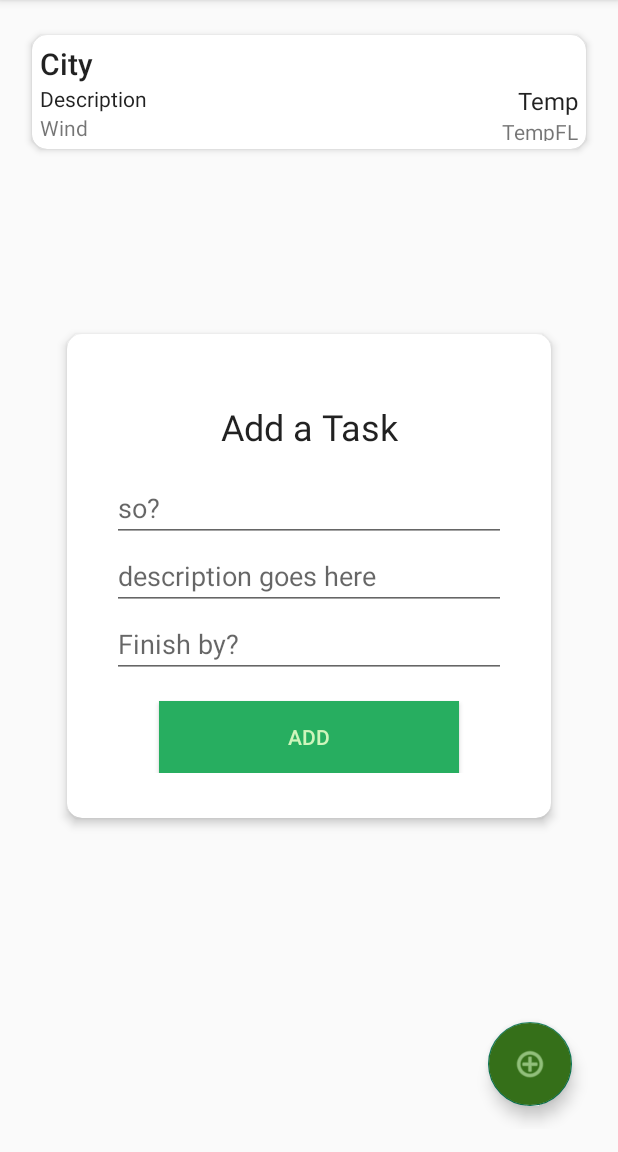
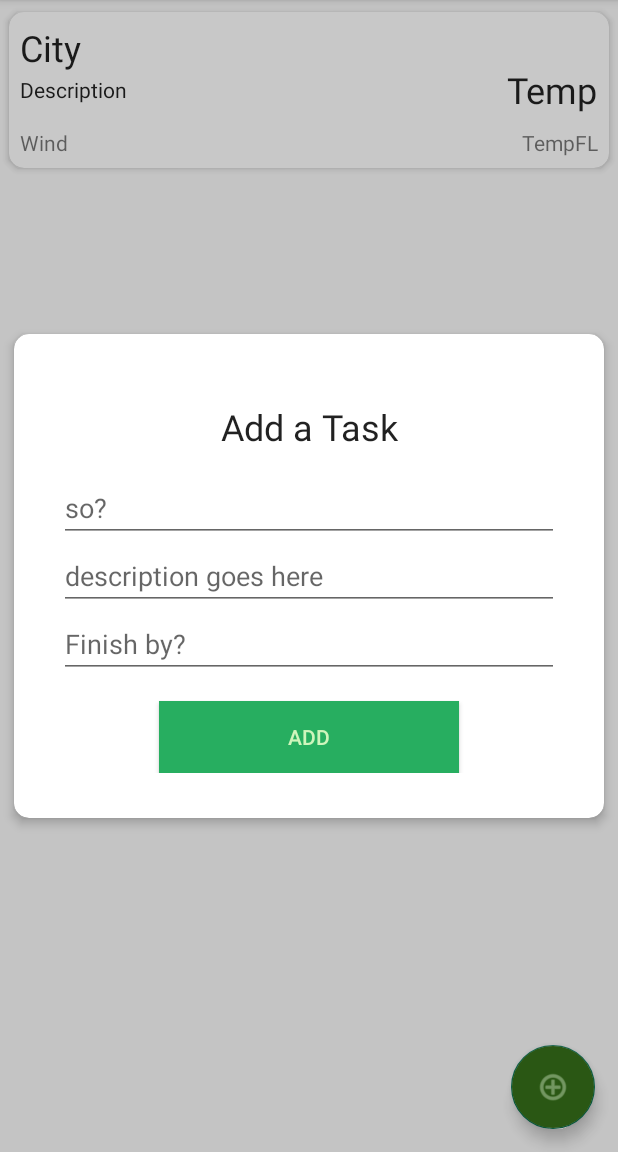
Before and after one commit to srsMADCAT/TaskManagerApp, an Android app: the screen it shows after launch (MainActivity), after a tap on an icon or button, on a phone screen of 412 x 824 dp, the part 84-1236 px from its top. Run offline under Robolectric (Android 15) with nearby library versions, the phone set to English and light mode, and no system bars; our stand-ins replace Picasso, Room's generated code, RxJava; pictures from the network do not load; 5 statements that could not run were skipped.

Commit message:
Added RXjava2 in place of standart Call. Design tweaks.

```diff
--- a/app/src/main/java/com/example/taskmanagerapp/AddTaskFrag.java
+++ b/app/src/main/java/com/example/taskmanagerapp/AddTaskFrag.java
@@ -96,7 +96,7 @@ public class AddTaskFrag extends Fragment {
             @Override
             protected void onPostExecute(Void aVoid) {
                 super.onPostExecute(aVoid);
-//                startActivity(new Intent(getActivity().getApplicationContext(), MainActivity.class));
+
                 AddTaskFrag fragment = (AddTaskFrag) getFragmentManager().findFragmentById(R.id.fragmentContainer);
                 if (fragment != null){
                     FragmentTransaction fragmentTransaction = getFragmentManager().beginTransaction();
--- a/app/src/main/java/com/example/taskmanagerapp/MainActivity.java
+++ b/app/src/main/java/com/example/taskmanagerapp/MainActivity.java
@@ -1,31 +1,26 @@
 package com.example.taskmanagerapp;
 
-import android.Manifest;
-import android.app.Activity;
-import android.content.Context;
 import android.content.pm.PackageManager;
-import android.location.Location;
-import android.location.LocationListener;
-import android.location.LocationManager;
 import android.os.AsyncTask;
 import android.os.Bundle;
 import android.util.Log;
 import android.view.View;
-import android.view.WindowManager;
-import android.view.inputmethod.InputMethodManager;
 import android.widget.ImageView;
 import android.widget.TextView;
+import android.widget.Toast;
 
 import com.example.taskmanagerapp.db.DatabaseClient;
 import com.example.taskmanagerapp.db.Task;
 import com.example.taskmanagerapp.weatherForecast.GpsTracker;
-import com.example.taskmanagerapp.weatherForecast.WeatherAPI;
-import com.example.taskmanagerapp.weatherForecast.WeatherService;
+import com.example.taskmanagerapp.weatherForecast.OpenWeatherInterface;
+import com.example.taskmanagerapp.weatherForecast.POJO.WheatherData;
+import com.example.taskmanagerapp.weatherForecast.RetrofitAdapter;
 import com.google.android.material.floatingactionbutton.FloatingActionButton;
 import com.squareup.picasso.Picasso;
 
+import java.text.DecimalFormat;
+import java.text.NumberFormat;
 import java.text.SimpleDateFormat;
-import java.util.Calendar;
 import java.util.List;
 
 import androidx.appcompat.app.AppCompatActivity;
@@ -36,10 +31,11 @@ import androidx.fragment.app.FragmentManager;
 import androidx.fragment.app.FragmentTransaction;
 import androidx.recyclerview.widget.LinearLayoutManager;
 import androidx.recyclerview.widget.RecyclerView;
-import retrofit2.Call;
-import retrofit2.Callback;
-import retrofit2.Response;
 
+import io.reactivex.Observable;
+import io.reactivex.android.schedulers.AndroidSchedulers;
+import io.reactivex.schedulers.Schedulers;
+import retrofit2.Retrofit;
 
 public class MainActivity extends AppCompatActivity {
 
@@ -49,8 +45,8 @@ public class MainActivity extends AppCompatActivity {
     private ImageView wcIcon;
     private CardView cardView;
     private TextView wcTemp, wcTemFL, wcCity, wcDesc, wcWind, currentDate;
-    private WeatherAPI.ApiInterface api;
     private GpsTracker gpsTracker;
+    Retrofit retrofit;
 
     @Override
     protected void onCreate(Bundle savedInstanceState) {
@@ -78,9 +74,6 @@ public class MainActivity extends AppCompatActivity {
         wcIcon = (ImageView) findViewById(R.id.whether_icon);
         currentDate = (TextView) findViewById(R.id.currentDate);
 
-
-        api = WeatherAPI.getClient().create(WeatherAPI.ApiInterface.class);
-
         addTask.setOnClickListener(new View.OnClickListener() {
             @Override
             public void onClick(View v) {
@@ -91,6 +84,8 @@ public class MainActivity extends AppCompatActivity {
                 }
             }
         });
+
+        retrofit = new RetrofitAdapter().getClient();
 
         getTasks();
         getWeather();
@@ -149,47 +144,52 @@ public class MainActivity extends AppCompatActivity {
     }
 
     private void getWeather() {
-        final Double latitude = getLocation()[1];
-        final Double longitude = getLocation()[0];
+        final String latitude = Double.toString(getLocation()[0]);
+        final String longitude = Double.toString(getLocation()[1]);
 
-//        Double latitude = 48.9215;
-//        Double longitude = 24.7097;
         String units = "metric";
-        String key = WeatherAPI.KEY;
+        String key = RetrofitAdapter.KEY;
 
         Log.d(TAG, "OK");
 
-        // get weather for today
-        Call<WeatherService> callToday = api.getToday(longitude, latitude, units, key);
-        callToday.enqueue(new Callback<WeatherService>() {
-            @Override
-            public void onResponse(Call<WeatherService> call, Response<WeatherService> response) {
-                Log.e(TAG, "onResponse");
-                WeatherService data = response.body();
-                //Log.d(TAG,response.toString());
-                //Log.d(TAG, String.valueOf(latitude));
+        OpenWeatherInterface openWeatherInterface = retrofit.create(OpenWeatherInterface.class);
 
-                if (response.isSuccessful()) {
-                    SimpleDateFormat sdf = new SimpleDateFormat("hh:mm a");
-                    Log.d(TAG, data.getCity());
-                    wcCity.setText(data.getCity());
-                    wcDesc.setText(data.getDescription());
-                    wcTemp.setText(data.getTempWithDegree());
-                    wcTemFL.setText("Feels like " + data.getTempFeelsLike() + "\u00b0");
-                    wcWind.setText("Wind speed: " + data.getWindSpeed());
-                    currentDate.setText((String.valueOf(sdf.format(data.getDate().getTime()))));
-                    Picasso.with(MainActivity.this).load(data.getIconUrl()).into(wcIcon);
-                }
-            }
+        Observable<WheatherData> weatherObservable = openWeatherInterface.getWeatherData(latitude, longitude, units, key);
 
-            @Override
-            public void onFailure(Call<WeatherService> call, Throwable t) {
-                Log.e(TAG, "onFailure");
-                Log.e(TAG, t.toString());
-            }
-        });
+        weatherObservable.subscribeOn(Schedulers.newThread())
+                .observeOn(AndroidSchedulers.mainThread())
+                .subscribe(this::handleResults, this::handleErorrs);
+
 
     }
+
+
+    private void handleResults(WheatherData wheatherData) {
+        SimpleDateFormat sdf = new SimpleDateFormat("hh:mm a");
+        NumberFormat numberFormat = DecimalFormat.getInstance();
+        numberFormat.setMaximumFractionDigits(0);
+
+        String url = "http://openweathermap.org/img/wn/" + wheatherData.getWeather().get(0).getIcon() + "@4x.png";
+
+        wcCity.setText(wheatherData.getName());
+        wcDesc.setText(wheatherData.getWeather().get(0).getDescription().toUpperCase());
+        wcTemp.setText(numberFormat.format(wheatherData.getMain().getTemp()) + "\u00b0");
+        wcTemFL.setText("Feels like " + numberFormat.format(wheatherData.getMain().getFeels_like()) + "\u00b0");
+        wcWind.setText("Wind speed: " + wheatherData.getWind().getSpeed().toString() + " mps");
+        currentDate.setText(String.valueOf(sdf.format(wheatherData.getDate().getTime())));
+        Picasso.with(MainActivity.this).load(url).into(wcIcon);
+
+        Log.d(TAG, url);
+        Log.d(TAG,  wheatherData.getWeather().get(0).getIcon());
+
+    }
+
+    private void handleErorrs(Throwable throwable) {
+        Toast.makeText(this, "ERROR IN FETCHING API RESPONSE. Try again",
+                Toast.LENGTH_LONG).show();
+        Log.e(TAG, throwable.toString());
+    }
+
 
     public double[] getLocation(){
         double latitude = 0, longitude = 0;
--- a/app/src/main/java/com/example/taskmanagerapp/weatherForecast/WeatherAPI.java
+++ /dev/null
@@ -1,33 +0,0 @@
-package com.example.taskmanagerapp.weatherForecast;
-
-import retrofit2.Call;
-import retrofit2.Retrofit;
-import retrofit2.converter.gson.GsonConverterFactory;
-import retrofit2.http.GET;
-import retrofit2.http.Query;
-
-public class WeatherAPI {
-    public static String KEY = "6c99302134793d74e1d812832ae6b160";
-    public static final String BASE_URL = "http://api.openweathermap.org/data/2.5/";
-    private static Retrofit retrofit = null;
-
-    public interface ApiInterface {
-        @GET("weather")
-        Call<WeatherService> getToday(
-                @Query("lat") Double lat,
-                @Query("lon") Double lon,
-                @Query("units") String units,
-                @Query("appid") String appid
-        );
-    }
-
-    public static Retrofit getClient() {
-        if (retrofit == null) {
-            retrofit = new Retrofit.Builder()
-                    .baseUrl(BASE_URL)
-                    .addConverterFactory(GsonConverterFactory.create())
-                    .build();
-        }
-        return retrofit;
-    }
-}
--- a/app/src/main/res/layout/activity_main.xml
+++ b/app/src/main/res/layout/activity_main.xml
@@ -4,38 +4,45 @@
     xmlns:tools="http://schemas.android.com/tools"
     android:layout_width="match_parent"
     android:layout_height="match_parent"
-    android:padding="15dp"
     tools:context=".MainActivity">
+
+    <androidx.recyclerview.widget.RecyclerView
+        android:id="@+id/recyclerview_tasks"
+        android:layout_width="match_parent"
+        android:layout_height="match_parent"
+        android:layout_below="@+id/forecastBox"
+        >
+
+    </androidx.recyclerview.widget.RecyclerView>
 
     <androidx.cardview.widget.CardView
         android:id="@+id/forecastBox"
-        xmlns:app="http://schemas.android.com/apk/res-auto"
-        xmlns:android="http://schemas.android.com/apk/res/android"
-        xmlns:tools="http://schemas.android.com/tools"
         android:layout_width="match_parent"
-        android:layout_height="wrap_content"
+        android:layout_height="120dp"
         app:cardUseCompatPadding="true"
         app:cardElevation="3dp"
-        app:cardMaxElevation="3dp"
+        app:cardMaxElevation="0dp"
         app:cardCornerRadius="10dp"
-        app:contentPadding="5dp">
+        app:contentPadding="7dp">
         <RelativeLayout
             android:layout_width="match_parent"
-            android:layout_height="65dp"
+            android:layout_height="wrap_content"
             android:orientation="horizontal">
             <TextView
                 android:id="@+id/city"
                 android:layout_width="wrap_content"
                 android:layout_height="wrap_content"
+                android:layout_alignParentStart="true"
                 android:text="City"
-                android:textAppearance="@style/TextAppearance.AppCompat.Title"
+                android:textAppearance="@style/TextAppearance.AppCompat.Headline"
                 />
             <TextView
                 android:id="@+id/currentDate"
                 android:layout_width="wrap_content"
                 android:layout_height="wrap_content"
+                android:layout_alignParentTop="true"
                 android:layout_alignParentRight="true"
-                android:textAppearance="@style/TextAppearance.AppCompat.Headline"
+                android:textAppearance="@style/TextAppearance.AppCompat.Body1"
                 />
             <ImageView
                 android:id="@+id/whether_icon"
@@ -48,29 +55,32 @@
                 android:layout_width="wrap_content"
                 android:layout_height="wrap_content"
                 android:layout_below="@+id/city"
+                android:layout_centerVertical="true"
+                android:layout_alignParentLeft="true"
                 android:text="Description"
                 android:textAppearance="@style/TextAppearance.AppCompat.Body1"
                 />
+
             <TextView
                 android:id="@+id/whether_wind"
                 android:layout_width="wrap_content"
                 android:layout_height="wrap_content"
-                android:layout_below="@+id/description"
-                android:text="Wind"
-                />
+                android:layout_alignParentBottom="true"
+                android:text="Wind" />
             <TextView
                 android:id="@+id/whether_temp"
                 android:layout_width="wrap_content"
                 android:layout_height="wrap_content"
                 android:layout_below="@+id/city"
                 android:layout_alignParentRight="true"
+                android:layout_centerVertical="true"
                 android:text="Temp"
-                android:textAppearance="@style/TextAppearance.AppCompat.Light.SearchResult.Subtitle"/>
+                android:textAppearance="@style/TextAppearance.AppCompat.Headline"/>
             <TextView
                 android:id="@+id/whether_temp_feel"
                 android:layout_width="wrap_content"
                 android:layout_height="wrap_content"
-                android:layout_below="@+id/whether_temp"
+                android:layout_alignParentBottom="true"
                 android:layout_alignParentRight="true"
                 android:text="TempFL"
                 />
@@ -84,13 +94,6 @@
 
         </RelativeLayout>
     </androidx.cardview.widget.CardView>
-
-    <androidx.recyclerview.widget.RecyclerView
-        android:id="@+id/recyclerview_tasks"
-        android:layout_width="match_parent"
-        android:layout_height="match_parent"
-        android:layout_below="@+id/forecastBox"
-        />
 
     <com.google.android.material.floatingactionbutton.FloatingActionButton
         android:id="@+id/floating_add_button"
@@ -111,7 +114,7 @@
         android:layout_height="match_parent"
         android:layout_alignParentBottom="true"
         android:layout_alignParentEnd="true"
-        android:layout_margin="20dp"
+        android:elevation="6dp"
         android:backgroundTint="@color/colorPrimaryDark"
         >
 
--- a/app/src/main/res/layout/add_task_fragment.xml
+++ b/app/src/main/res/layout/add_task_fragment.xml
@@ -1,4 +1,12 @@
 <?xml version="1.0" encoding="utf-8"?>
+<LinearLayout
+    xmlns:android="http://schemas.android.com/apk/res/android"
+    xmlns:app="http://schemas.android.com/apk/res-auto"
+    xmlns:tools="http://schemas.android.com/tools"
+    android:layout_width="fill_parent"
+    android:layout_height="fill_parent"
+    android:background="@color/cardview_shadow_start_color">
+
 <androidx.cardview.widget.CardView
     xmlns:app="http://schemas.android.com/apk/res-auto"
     xmlns:android="http://schemas.android.com/apk/res/android"
@@ -68,3 +76,4 @@
 
 
 </androidx.cardview.widget.CardView>
+</LinearLayout>
--- a/app/src/main/res/layout/recyclerview_tasks.xml
+++ b/app/src/main/res/layout/recyclerview_tasks.xml
@@ -12,7 +12,7 @@
         app:cardUseCompatPadding="true"
         app:cardElevation="3dp"
         app:cardCornerRadius="10dp"
-        app:contentPadding="5dp"
+        app:contentPadding="7dp"
         >
 
         <LinearLayout
```
Also changed, not shown: app/build.gradle (+12 -3 lines), app/src/main/java/com/example/taskmanagerapp/weatherForecast/WeatherService.java (deleted, +0 -75 lines), 1 other file.
